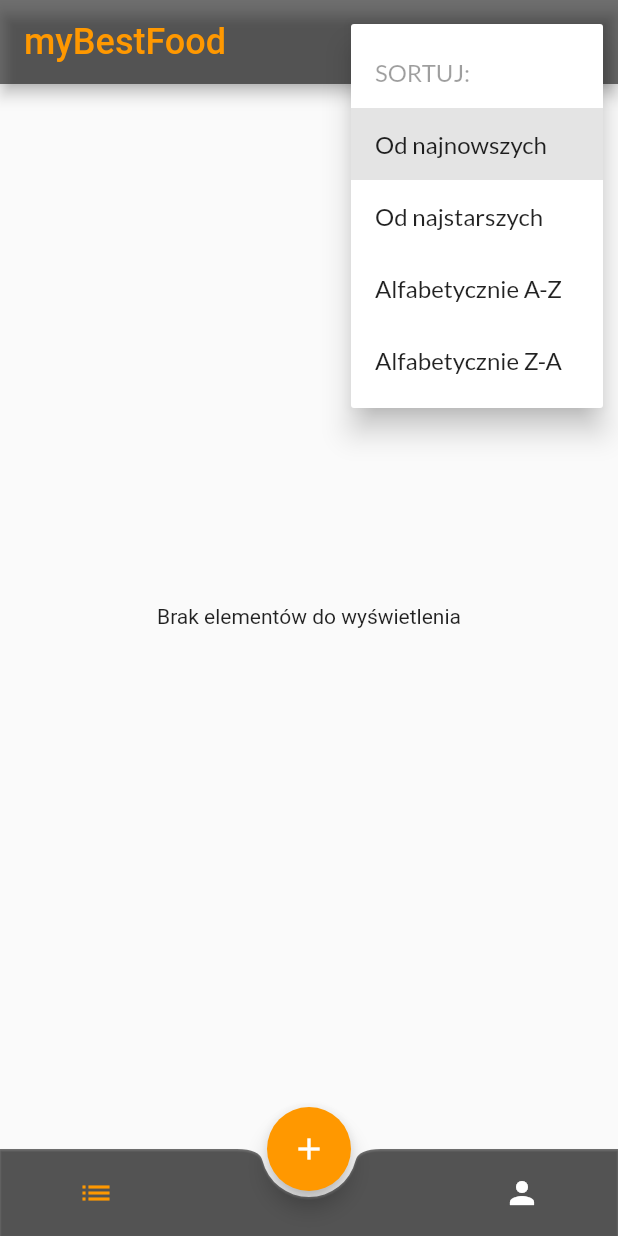
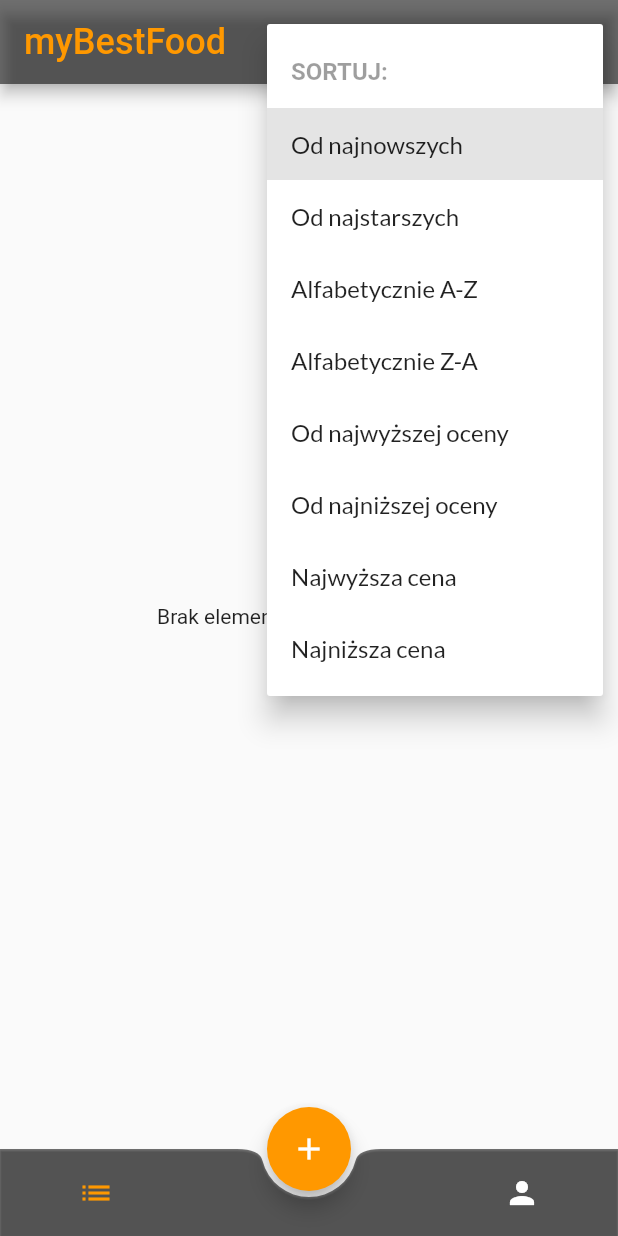
Before and after one commit to piotrpeczkowski/my_best_food, a Flutter app: the screen it shows once a user with an empty profile is signed in, after a tap on "SORTUJ", on a phone screen of 412 x 824 dp. Run offline on Flutter 3.47's test engine with Material 2 defaults, Android fonts, the phone set to English and light mode, and no system bars; our stand-ins replace bloc, cloud_firestore, firebase_auth, firebase_core, firebase_storage, flutter_bloc and 3 more; accounts and stored records are empty; generated files the repository leaves out were written again; Roboto replaces fonts that are missing (Kanit).

Commit message:
extend order popup menu with additional items

```diff
--- a/lib/features/home_page/cubit/home_cubit.dart
+++ b/lib/features/home_page/cubit/home_cubit.dart
@@ -20,9 +20,17 @@ class HomeCubit extends Cubit<HomeState> {
     } else if (selectedItem == 1) {
       start(false, 'dateTime');
     } else if (selectedItem == 2) {
+      start(true, 'restaurant');
+    } else if (selectedItem == 3) {
       start(false, 'restaurant');
+    } else if (selectedItem == 4) {
+      start(true, 'rank');
+    } else if (selectedItem == 5) {
+      start(false, 'rank');
+    } else if (selectedItem == 6) {
+      start(true, 'price');
     } else {
-      start(true, 'restaurant');
+      start(false, 'price');
     }
   }
 
@@ -30,7 +38,7 @@ class HomeCubit extends Cubit<HomeState> {
     bool isDescending,
     String orderBy,
   ) async {
-    //_streamSubscription?.cancel();
+    _streamSubscription?.cancel();
     _streamSubscription =
         _itemsRepository.getItemsStream(isDescending, orderBy).listen(
       (items) {
--- a/lib/features/widgets/order_popup_menu.dart
+++ b/lib/features/widgets/order_popup_menu.dart
@@ -49,7 +49,7 @@ class _OrderPopupMenuState extends State<OrderPopupMenu> {
                 enabled: false,
                 child: Text(
                   'SORTUJ:',
-                  style: GoogleFonts.lato(),
+                  style: GoogleFonts.kanit(fontWeight: FontWeight.bold),
                 ),
               ),
               PopupMenuItem(
@@ -80,6 +80,34 @@ class _OrderPopupMenuState extends State<OrderPopupMenu> {
                   style: GoogleFonts.lato(),
                 ),
               ),
+              PopupMenuItem(
+                value: 4,
+                child: Text(
+                  'Od najwyższej oceny',
+                  style: GoogleFonts.lato(),
+                ),
+              ),
+              PopupMenuItem(
+                value: 5,
+                child: Text(
+                  'Od najniższej oceny',
+                  style: GoogleFonts.lato(),
+                ),
+              ),
+              PopupMenuItem(
+                value: 6,
+                child: Text(
+                  'Najwyższa cena',
+                  style: GoogleFonts.lato(),
+                ),
+              ),
+              PopupMenuItem(
+                value: 7,
+                child: Text(
+                  'Najniższa cena',
+                  style: GoogleFonts.lato(),
+                ),
+              ),
             ];
           },
         );
```
